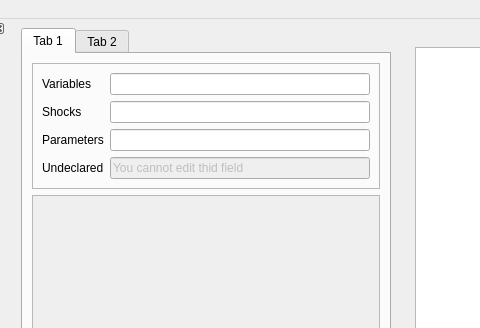
Qt form bin/modfile_editor.ui (EconForge/dolo.py) before a commit; both pictures show x 286 to 766 and y 0 to 328 of the 966 by 834 pixel window.
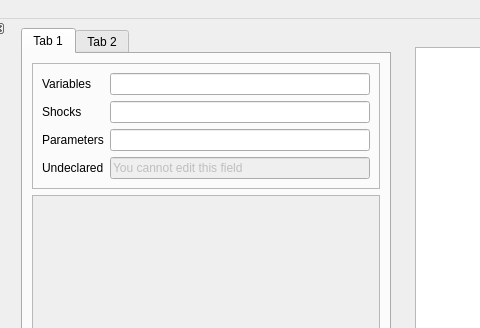
The same form after that commit.

Commit message: EXP: experimental gui ported to pyside

What changed in the file:
```diff
--- a/bin/modfile_editor.ui
+++ b/bin/modfile_editor.ui
@@ -79,7 +79,7 @@
                 <bool>false</bool>
                </property>
                <property name="text">
-                <string>You cannot edit thid field</string>
+                <string>You cannot edit this field</string>
                </property>
               </widget>
              </item>
```
Left out of the diff: 10 changed lines with no effect on the pictures. The commit also changes 3 other files.
